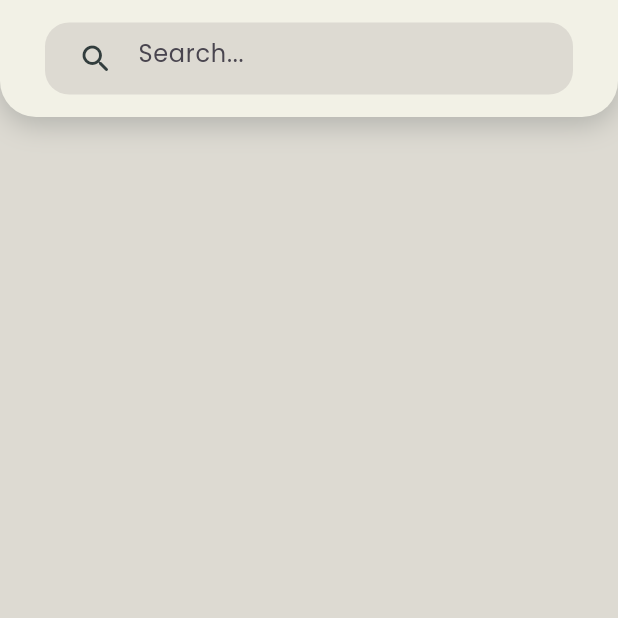
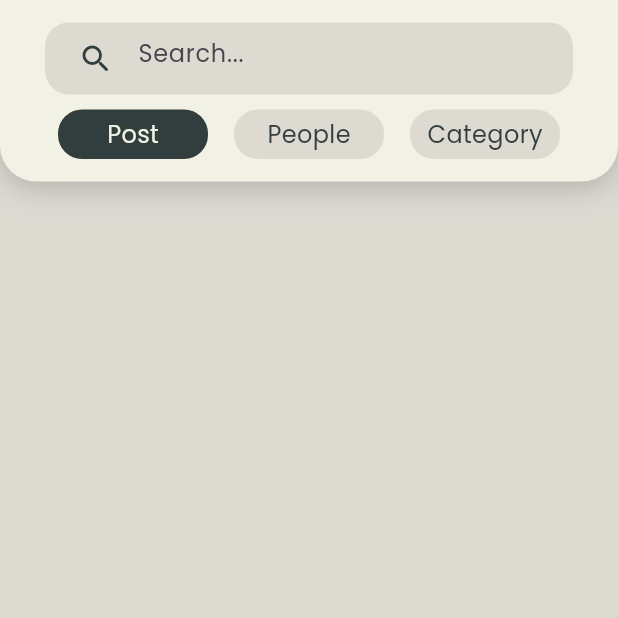
Before and after one commit to clarence00/letmecook, a Flutter app: the SearchPage screen opened directly, on a phone screen of 412 x 824 dp, the top half of it. Run offline on Flutter 3.47's test engine with Material 3 defaults, Android fonts, the phone set to English and light mode, and no system bars; our stand-ins replace cloud_firestore, email_validator, file_picker, firebase_auth, firebase_core, firebase_storage and 5 more; missing offline and left inert: multiselect; accounts and stored records are empty; network calls fail.

Commit message:
[add]: search by buttons

```diff
--- a/lib/pages/search_page.dart
+++ b/lib/pages/search_page.dart
@@ -59,7 +59,9 @@ class _SearchPageState extends State<SearchPage> {
                 ),
               ],
             ),
-            child: Container(
+            child: Column(
+              children: [
+                Container(
                   padding: const EdgeInsets.symmetric(horizontal: 10),
                   decoration: BoxDecoration(
                     color: AppColors.background,
@@ -89,15 +91,62 @@ class _SearchPageState extends State<SearchPage> {
                     },
                   ),
                 ),
+                const SizedBox(height: 10),
+                Row(
+                    mainAxisAlignment: MainAxisAlignment.spaceAround,
+                    children: [
+                      GestureDetector(
+                        onTap: () {},
+                        child: Container(
+                          width: 100,
+                          padding: const EdgeInsets.symmetric(
+                              horizontal: 10, vertical: 5),
+                          decoration: BoxDecoration(
+                            color: AppColors.dark,
+                            borderRadius: BorderRadius.circular(16),
                           ),
-          // const SizedBox(height: 15),
-          // const Padding(
-          //   padding: EdgeInsets.only(left: 20),
-          //   child: StyledText(
-          //     text: 'Recent',
-          //     size: 20,
-          //   ),
-          // ),
+                          child: const Center(
+                            child: StyledText(
+                                text: 'Post', color: AppColors.light),
+                          ),
+                        ),
+                      ),
+                      GestureDetector(
+                        onTap: () {},
+                        child: Container(
+                          width: 100,
+                          padding: const EdgeInsets.symmetric(
+                              horizontal: 10, vertical: 5),
+                          decoration: BoxDecoration(
+                            color: AppColors.background,
+                            borderRadius: BorderRadius.circular(16),
+                          ),
+                          child: const Center(
+                            child: StyledText(
+                                text: 'People', color: AppColors.dark),
+                          ),
+                        ),
+                      ),
+                      GestureDetector(
+                        onTap: () {},
+                        child: Container(
+                          width: 100,
+                          padding: const EdgeInsets.symmetric(
+                              horizontal: 10, vertical: 5),
+                          decoration: BoxDecoration(
+                            color: AppColors.background,
+                            borderRadius: BorderRadius.circular(16),
+                          ),
+                          child: const Center(
+                            child: StyledText(
+                                text: 'Category', color: AppColors.dark),
+                          ),
+                        ),
+                      ),
+                    ]),
+              ],
+            ),
+          ),
           const SizedBox(height: 10),
 
           // People
--- a/lib/resources/add_data.dart
+++ b/lib/resources/add_data.dart
@@ -71,12 +71,6 @@ class StoreData {
       String imageUrl = await uploadImageToStorage(
           'images/posts/$email/$title/$fileName', file);
 
-      // await _firestore.collection('Usernames').doc(currentUser!.email).set({
-      //   'UserEmail': email,
-      //   'Title': title,
-      //   'ImageUrl': imageUrl,
-      // });
-
       _URLValue = imageUrl;
 
       print(_URLValue);
```
Lines whose indentation alone changed are shown as unchanged.
